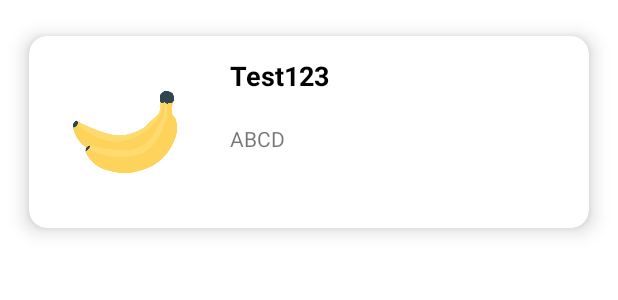
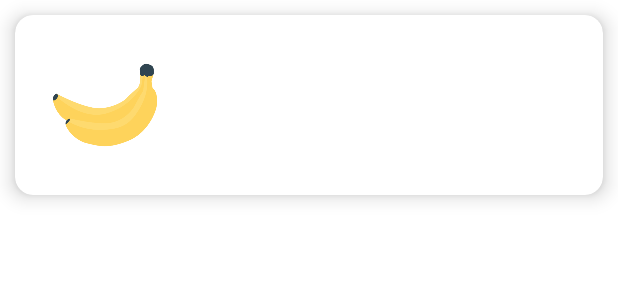
Before and after one commit to GijsKruize/Mealify, an Android app: the layout product_card.xml on its own in the app's theme, with its tools: preview values and no code run, on a phone screen of 412 x 824 dp. Shown: the top 300 px of the screen. Run offline under Robolectric (Android 15) with nearby library versions, the phone set to English and light mode, and no system bars.

Commit message:
Added comments
Added some comments to my code and fixed the abnormally large padding on the productcard recyclerview

```diff
--- a/app/src/main/java/com/example/mealify/ui/products/ProductViewModel.kt
+++ b/app/src/main/java/com/example/mealify/ui/products/ProductViewModel.kt
@@ -6,6 +6,8 @@ import androidx.lifecycle.ViewModel
 
 class ProductViewModel : ViewModel() {
 
+
+    // I don't know what this does, but the code fails if we remove it
     private val _text = MutableLiveData<String>().apply {
         value = "This is gallery Fragment"
     }
--- a/app/src/main/java/com/example/mealify/ui/products/Products.kt
+++ b/app/src/main/java/com/example/mealify/ui/products/Products.kt
@@ -1,5 +1,6 @@
 package com.example.mealify.ui.products
 
+// Initializing the different items to show in the cardview
 data class Products(
     var productName: String,
     var productDate: String,
--- a/app/src/main/res/layout/product_card.xml
+++ b/app/src/main/res/layout/product_card.xml
@@ -3,14 +3,12 @@
     xmlns:app="http://schemas.android.com/apk/res-auto"
     android:layout_width="match_parent"
     android:layout_height="wrap_content"
-    android:layout_margin="5dp"
+    android:layout_margin="10dp"
     app:cardBackgroundColor="@color/white"
     app:cardCornerRadius="12dp"
     app:cardElevation="8dp"
     app:cardMaxElevation="10dp"
-    app:contentPadding="4dp"
     app:cardPreventCornerOverlap="true"
-    app:cardUseCompatPadding="true"
     android:id="@+id/product_card_view">
 
     <!-- In the above cardview widget cardelevation property will give elevation to your card view
@@ -42,12 +40,11 @@
             android:layout_marginStart="10dp"
             android:layout_marginTop="10dp"
             android:layout_toEndOf="@id/idProductImage"
-            android:text="Test123"
             android:textColor="@color/black"
             android:textSize="18sp"
             android:textStyle="bold" />
 
-        <!-- Text VIew to display Course Rating -->
+        <!-- Text View to display Course Rating -->
         <!-- Image used in present in drawable folder -->
         <TextView
             android:id="@+id/idProductDate"
@@ -57,7 +54,6 @@
             android:layout_marginStart="10dp"
             android:layout_marginTop="20dp"
             android:layout_toEndOf="@id/idProductImage"
-            android:drawablePadding="2dp"
-            android:text="ABCD" />
+            android:drawablePadding="2dp" />
     </RelativeLayout>
 </androidx.cardview.widget.CardView>
```
Also changed, not shown: app/src/main/java/com/example/mealify/ui/products/ProductFragment.kt (+7 -0 lines).
